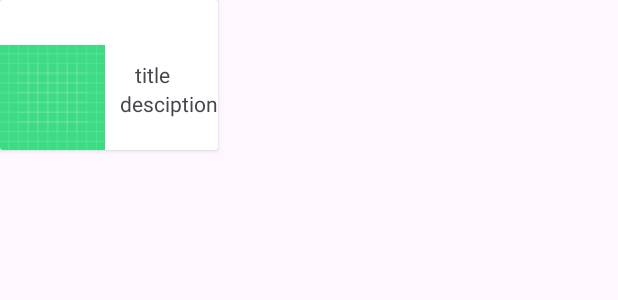
After one commit to surajsahani/merakilearnAI, an Android app: the layout item_pathway.xml on its own in the app's theme, with its tools: preview values and no code run, on a phone screen of 412 x 824 dp. The commit adds this screen. Shown: the top 300 px of the screen. Run offline under Robolectric (Android 15) with nearby library versions, the phone set to English and light mode, and no system bars.

Commit message:
PathwayRecyclerview setup

```diff
--- /dev/null
+++ b/app/src/main/res/layout/item_pathway.xml
@@ -0,0 +1,38 @@
+<?xml version="1.0" encoding="utf-8"?>
+<layout>
+<androidx.cardview.widget.CardView xmlns:android="http://schemas.android.com/apk/res/android"
+    xmlns:tools="http://schemas.android.com/tools"
+    android:layout_width="wrap_content"
+    android:layout_height="wrap_content"
+    xmlns:app="http://schemas.android.com/apk/res-auto">
+    <RelativeLayout
+        android:layout_width="wrap_content"
+        android:layout_height="wrap_content"
+        android:layout_marginTop="10dp">
+        <ImageView
+            android:id="@+id/logo"
+            android:layout_width="70dp"
+            android:layout_height="70dp"
+            android:layout_marginTop="20dp"
+            android:src="@drawable/ic_launcher_background"/>
+
+        <TextView
+            android:id="@+id/pathwayText"
+            android:layout_width="wrap_content"
+            android:layout_height="wrap_content"
+            android:text="title "
+            android:layout_toEndOf="@+id/logo"
+            android:layout_marginTop="30dp"
+            android:layout_marginStart="20dp"
+            />
+        <TextView
+            android:id="@+id/descriptionId"
+            android:layout_width="wrap_content"
+            android:layout_height="wrap_content"
+            android:text="desciption"
+            android:layout_marginStart="10dp"
+            android:layout_toEndOf="@+id/logo"
+            android:layout_below="@+id/pathwayText"/>
+    </RelativeLayout>
+</androidx.cardview.widget.CardView>
+</layout>
```
Also changed, not shown: app/src/main/java/com/androidhacks/merakiliteai/MainActivity.kt (+18 -3 lines), app/src/main/java/com/androidhacks/merakiliteai/adapter/PathwayAdapter.kt (added, +38 -0 lines).
